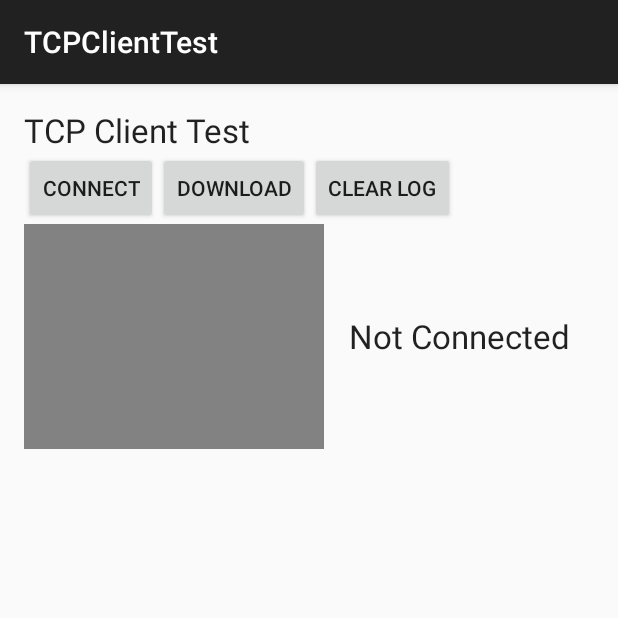
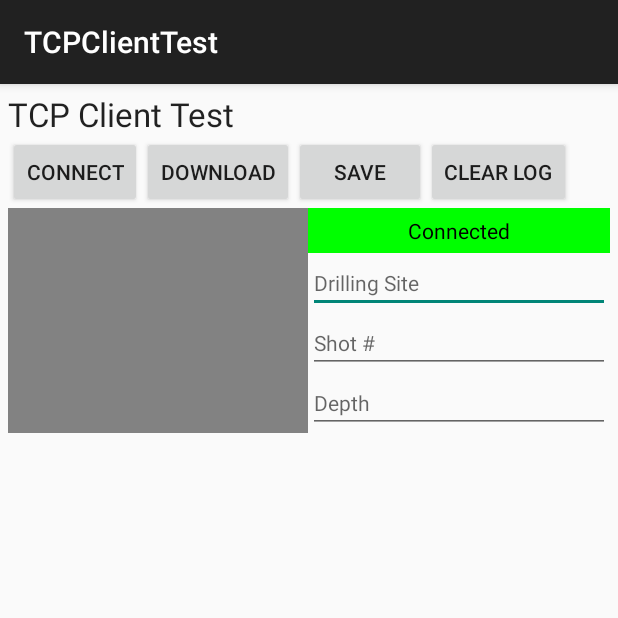
Before and after one commit to pmurdock/CompassViewer, an Android app: the screen it shows after launch (MainActivity), after a tap on "CLEAR LOG", on a phone screen of 412 x 824 dp, the top half of it. Run offline under Robolectric (Android 15) with nearby library versions, the phone set to English and light mode, and no system bars; 3 other taps on this screen came first.

Commit message:
update gitub to latest revs

```diff
--- a/app/src/main/AndroidManifest.xml
+++ b/app/src/main/AndroidManifest.xml
@@ -21,6 +21,7 @@
         <activity
             android:name=".MainActivity"
             android:label="@string/app_name"
+            android:windowSoftInputMode="stateHidden"
             android:screenOrientation="portrait">
             <intent-filter>
                 <action android:name="android.intent.action.MAIN"/>
--- a/app/src/main/java/com/pcmindustries/tcpclienttest/MainActivity.java
+++ b/app/src/main/java/com/pcmindustries/tcpclienttest/MainActivity.java
@@ -2,10 +2,12 @@ package com.pcmindustries.tcpclienttest;
 
 import android.content.Intent;
 import android.graphics.Bitmap;
-import android.graphics.BitmapFactory;
+import android.graphics.Canvas;
 import android.graphics.Color;
 import android.content.Context;
+import android.graphics.Paint;
 import android.graphics.PorterDuff;
+import android.graphics.PorterDuffXfermode;
 import android.graphics.Rect;
 import android.net.ConnectivityManager;
 import android.net.NetworkInfo;
@@ -15,7 +17,6 @@ import android.net.wifi.WifiManager;
 import android.os.AsyncTask;
 import android.os.Environment;
 import android.os.Handler;
-import android.os.StrictMode;
 import android.provider.Settings;
 import android.support.v7.app.ActionBarActivity;
 import android.os.Bundle;
@@ -30,26 +31,17 @@ import android.widget.ImageView;
 import android.widget.TextView;
 import android.widget.Toast;
 
-import org.apache.http.client.HttpClient;
 
 import java.io.BufferedInputStream;
-import java.io.ByteArrayOutputStream;
-import java.io.Console;
 import java.io.File;
+import java.io.FileNotFoundException;
 import java.io.FileOutputStream;
 import java.io.IOException;
 import java.io.InputStream;
 import java.net.HttpURLConnection;
-import java.net.InetAddress;
-import java.net.MalformedURLException;
-import java.net.Socket;
 import java.net.SocketTimeoutException;
 import java.net.URL;
-import java.net.UnknownHostException;
-import java.nio.ByteBuffer;
-import java.nio.IntBuffer;
 import java.text.SimpleDateFormat;
-import java.util.Calendar;
 import java.util.Date;
 import java.util.Timer;
 import java.util.TimerTask;
@@ -63,9 +55,13 @@ public class MainActivity extends ActionBarActivity {
     private ImageView imgView;
     private TextView txtLog;
     private TextView txtStatus;
+    private EditText txtDrillSite, txtShot, txtDepth;
+    private Button btnDownload;
     private boolean bConnected = false;
+    private boolean bDownloading = false;
     private Timer timer;
     private TimerTask timerTask;
+    Bitmap bmp;
 
     public static String getCurrentTimeStamp() {
         //SimpleDateFormat sdfDate = new SimpleDateFormat("yyyy-MM-dd HH:mm:ss.SSS");//dd/MM/yyyy
@@ -86,6 +82,10 @@ public class MainActivity extends ActionBarActivity {
         imgView = (ImageView) findViewById(R.id.imageView);
         txtLog = (TextView) findViewById(R.id.txtLog);
         txtStatus = (TextView) findViewById(R.id.txtStatus);
+        btnDownload = (Button) findViewById(R.id.btnDownload);
+        txtDrillSite = (EditText) findViewById(R.id.txtDrillSite);
+        txtShot = (EditText) findViewById(R.id.txtShot);
+        txtDepth = (EditText) findViewById(R.id.txtDepth);
 
         imgView.setOnClickListener(new View.OnClickListener() {
             @Override
@@ -177,8 +177,14 @@ public class MainActivity extends ActionBarActivity {
 
     public void btnDownload(View view) {
         imgView.setImageDrawable(null);
-        AsyncDownload runner = new AsyncDownload();
-        runner.execute();
+        // limit launches to 1 at a time
+        if (bDownloading != true) {
+            bDownloading = true;
+            AsyncDownload runner = new AsyncDownload();
+            runner.execute();
+        } else {
+            logTxt("THREAD already running..");
+        }
 
     }
 
@@ -186,6 +192,7 @@ public class MainActivity extends ActionBarActivity {
         txtLog.setText("");
         imgView.setImageDrawable(null);
     }
+
 
     @Override
     public void onBackPressed() {
@@ -216,8 +223,8 @@ public class MainActivity extends ActionBarActivity {
                 Toast.makeText(getApplicationContext(), "Connected to PCM-CAMERA device",
                         Toast.LENGTH_LONG).show();
                 // Change txtStatus to reflect that we are connected
-                bConnected = true;
-                txtStatus.setText("Connected");
+                //bConnected = true;
+                //txtStatus.setText("Connected");
                 Log.d(DEBUG_TAG, "WiFi ssid is : " + info.getSSID());
 
             } else {
@@ -236,6 +243,7 @@ public class MainActivity extends ActionBarActivity {
             startActivity(new Intent(Settings.ACTION_WIFI_SETTINGS));
         }
 
+        bConnected = !bConnected;
     }
 
     public void logTxt(String string) {
@@ -248,7 +256,7 @@ public class MainActivity extends ActionBarActivity {
         // set a new timer
         timer = new Timer();
         initializeTimerTask();
-        timer.schedule(timerTask, 5000, 10000);
+        timer.schedule(timerTask, 1000, 2000);
 
     }
 
@@ -265,11 +273,17 @@ public class MainActivity extends ActionBarActivity {
                 handler.post(new Runnable() {
                     @Override
                     public void run() {
-                        logTxt("Timer Ran");
+                        //logTxt("Timer Ran");
                         if (bConnected == true) {
                             txtStatus.setText("Connected");
+                            txtStatus.setTextColor(Color.BLACK);
+                            txtStatus.setBackgroundColor(Color.GREEN);
+                            btnDownload.setEnabled(true);
                         } else {
                             txtStatus.setText("Not Connected");
+                            txtStatus.setTextColor(Color.WHITE);
+                            txtStatus.setBackgroundColor(Color.RED);
+                            btnDownload.setEnabled(false);
                         }
                     }
                 });
@@ -289,14 +303,48 @@ public class MainActivity extends ActionBarActivity {
         super.onResume();
         if (timer == null) {
             startTimer();
-            logTxt("Timer was null in onresume");
+            //logTxt("Timer was null in onresume");
         }
-        logTxt("Timer Resumed");
+        //logTxt("Timer Resumed");
+    }
+
+    public void btnSave(View view) {
+        // Save the file to SD Card
+        // TODO - create a folder for the program - then each drilling site get's a folder, etc
+        // save the bitmap in the imageview (as I will have overlayed some text on the image)
+        // filename format to use [drill site]-[shot#]-[depth]-[date].jpg
+        // write to SD CARD
+        boolean mExternalStorageAvailable = false;
+        boolean mExternalStorageWritable = false;
+
+        String state = Environment.getExternalStorageState();
+        File path = Environment.getExternalStoragePublicDirectory(Environment.DIRECTORY_PICTURES);
+        File file = new File(path, "compass.jpg");
+
+        Log.d("PCM", "Starting to Write to SD Card");
+        logTxt("start writing to SD card");
+
+        path.mkdirs();
+
+        FileOutputStream fos = null;
+
+        try {
+            fos = new FileOutputStream(file, false);
+            bmp.compress(Bitmap.CompressFormat.JPEG, 100, fos);
+
+            fos.flush();
+            fos.close();
+
+        } catch (IOException e) {
+            e.printStackTrace();
+        }
+
+        logTxt("Wrote to SD card");
     }
 
     private class AsyncDownload extends AsyncTask<Void, String, Boolean> {
 
-        Bitmap bmp;
+
 
         @Override
         protected Boolean doInBackground(Void... params) {
@@ -333,7 +381,6 @@ public class MainActivity extends ActionBarActivity {
                 }
                 publishProgress("buffer read into int array");
 
-                // Now write out to SD Card
 
                 // Create Bitmap from raw data that we received
                 bmp = Bitmap.createBitmap(800, 600, Bitmap.Config.ARGB_8888);
@@ -354,25 +401,7 @@ public class MainActivity extends ActionBarActivity {
                 publishProgress("bitmap set");
 
 
-                // write to SD CARD
-                boolean mExternalStorageAvailable = false;
-                boolean mExternalStorageWritable = false;
 
-                String state = Environment.getExternalStorageState();
-                File path = Environment.getExternalStoragePublicDirectory(Environment.DIRECTORY_PICTURES);
-                File file = new File(path, "compass.jpg");
-
-                Log.d("PCM", "Starting to Write to SD Card");
-                publishProgress("start writing to SD card");
-
-                path.mkdirs();
-
-                FileOutputStream fos = new FileOutputStream(file, false);
-                bmp.compress(Bitmap.CompressFormat.JPEG, 100, fos);
-
-                fos.flush();
-                fos.close();
-                publishProgress("Wrote to SD card");
                 bResult = true;
 
 
@@ -403,10 +432,28 @@ public class MainActivity extends ActionBarActivity {
         @Override
         protected void onPostExecute(Boolean bSuccess) {
             if (bSuccess) {
+                // write text into bitmap as well
+                Canvas canvas = new Canvas(bmp);
+
+                Paint paint = new Paint();
+                paint.setColor(Color.WHITE);
+                paint.setStrokeWidth(12);
+                paint.setTextSize(30);
+                paint.setXfermode(new PorterDuffXfermode(PorterDuff.Mode.SRC_OVER));
+                //canvas.drawBitmap(bmp,0,0,paint);
+                SimpleDateFormat sdfDate = new SimpleDateFormat("dd-MM-yyyy HH:mm");//dd/MM/yyyy
+                Date now = new Date();
+                String strDate = sdfDate.format(now);
+                canvas.drawText(strDate,10,30,paint);
+                canvas.drawText(txtDrillSite.getText().toString(), 10,60,paint);
+                canvas.drawText("Shot # " + txtShot.getText().toString(), 10,90,paint);
+                canvas.drawText("Depth : " + txtDepth.getText().toString(), 10,120,paint);
+
                 imgView.setImageBitmap(bmp);
             } else {
                 imgView.setImageDrawable(null);
             }
+            bDownloading = false;
         }
     }
 }
--- a/app/src/main/res/layout/activity_main.xml
+++ b/app/src/main/res/layout/activity_main.xml
@@ -21,26 +21,48 @@
         android:textAppearance="?android:attr/textAppearanceLarge"/>
 
     <Button
+        android:id="@+id/btnConnect"
         android:layout_width="wrap_content"
         android:layout_height="wrap_content"
-        android:text="Connect"
-        android:id="@+id/btnConnect"
+        android:layout_alignParentBottom="false"
         android:layout_alignParentLeft="false"
         android:layout_alignParentTop="false"
-        android:layout_alignParentBottom="false"
         android:layout_below="@+id/textView"
         android:onClick="btnConnect"
+        android:text="Connect"
         />
 
     <Button
         android:id="@+id/btnDownload"
         android:layout_width="wrap_content"
         android:layout_height="wrap_content"
+        android:layout_below="@+id/textView"
+        android:layout_centerHorizontal="true"
+        android:layout_toRightOf="@+id/btnConnect"
         android:onClick="btnDownload"
-        android:text="Download"
+        android:text="Download"/>
+
+    <Button
+        android:id="@+id/btnSave"
+        android:layout_width="wrap_content"
+        android:layout_height="wrap_content"
+        android:layout_below="@+id/textView"
         android:layout_centerHorizontal="true"
+        android:layout_toRightOf="@+id/btnDownload"
+        android:onClick="btnSave"
+        android:text="Save"/>
+
+    <Button
+        android:id="@+id/btnClearLog"
+        style="?android:attr/buttonStyleSmall"
+        android:layout_width="wrap_content"
+        android:layout_height="wrap_content"
+        android:layout_alignParentEnd="false"
+        android:layout_alignParentRight="false"
         android:layout_below="@+id/textView"
-        android:layout_toRightOf="@+id/btnConnect"/>
+        android:layout_toRightOf="@+id/btnSave"
+        android:onClick="btnClearLog"
+        android:text="Clear Log"/>
 
     <ImageView
         android:id="@+id/imageView"
@@ -51,6 +73,55 @@
         android:layout_below="@+id/btnDownload"
         android:background="#ff828282"
         android:clickable="true"/>
+
+    <TextView
+        android:id="@+id/txtStatus"
+        android:layout_width="fill_parent"
+        android:layout_height="wrap_content"
+        android:layout_alignTop="@+id/imageView"
+        android:layout_toEndOf="@+id/imageView"
+        android:layout_toRightOf="@+id/imageView"
+        android:gravity="center"
+        android:padding="5dp"
+        android:text="Not Connected"
+        android:textAppearance="?android:attr/textAppearanceSmall"
+        />
+
+    <LinearLayout
+        android:layout_width="match_parent"
+        android:layout_height="match_parent"
+        android:layout_alignBottom="@+id/imageView"
+        android:layout_below="@+id/txtStatus"
+        android:layout_toRightOf="@+id/imageView"
+        android:orientation="vertical"
+        android:padding="0dp"
+        >
+
+        <EditText
+            android:id="@+id/txtDrillSite"
+            android:layout_width="match_parent"
+            android:layout_height="wrap_content"
+            android:layout_weight="0"
+            android:hint="Drilling Site"
+            android:textAppearance="?android:attr/textAppearanceSmallInverse"/>
+
+        <EditText
+            android:id="@+id/txtShot"
+            android:layout_width="match_parent"
+            android:layout_height="wrap_content"
+            android:layout_weight="0"
+            android:hint="Shot #"
+            android:textAppearance="?android:attr/textAppearanceSmallInverse"/>
+
+        <EditText
+            android:id="@+id/txtDepth"
+            android:layout_width="match_parent"
+            android:layout_height="wrap_content"
+            android:layout_weight="0"
+            android:hint="Depth"
+            android:textAppearance="?android:attr/textAppearanceSmallInverse"/>
+
+    </LinearLayout>
 
     <ScrollView
         android:id="@+id/scrollView"
@@ -72,28 +143,4 @@
             />
     </ScrollView>
 
-    <Button
-        android:id="@+id/btnClearLog"
-        style="?android:attr/buttonStyleSmall"
-        android:layout_width="wrap_content"
-        android:layout_height="wrap_content"
-        android:layout_alignParentEnd="false"
-        android:layout_alignParentRight="false"
-        android:onClick="btnClearLog"
-        android:text="Clear Log"
-        android:layout_below="@+id/textView"
-        android:layout_toRightOf="@+id/btnDownload"/>
-
-    <TextView
-        android:layout_width="fill_parent"
-        android:layout_height="150dp"
-        android:textAppearance="?android:attr/textAppearanceLarge"
-        android:text="Not Connected"
-        android:id="@+id/txtStatus"
-        android:layout_alignTop="@+id/imageView"
-        android:layout_toRightOf="@+id/imageView"
-        android:layout_toEndOf="@+id/imageView"
-        android:padding="10dp"
-        android:gravity="center"/>
-
 </RelativeLayout>
--- a/app/src/main/res/values/dimens.xml
+++ b/app/src/main/res/values/dimens.xml
@@ -1,5 +1,5 @@
 <resources>
     <!-- Default screen margins, per the Android Design guidelines. -->
-    <dimen name="activity_horizontal_margin">16dp</dimen>
-    <dimen name="activity_vertical_margin">16dp</dimen>
+    <dimen name="activity_horizontal_margin">5dp</dimen>
+    <dimen name="activity_vertical_margin">5dp</dimen>
 </resources>
```
